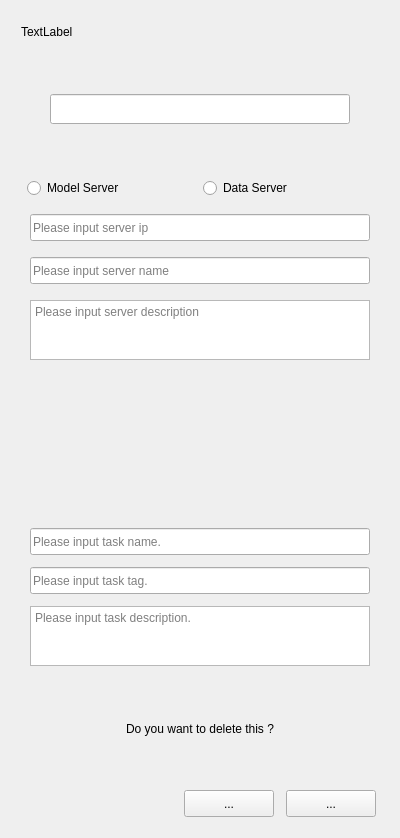
Before: the Qt Designer form OgmUI/ogmpopwidget.ui in SunsetFrost/ogms_desktop, drawn with Qt 5.
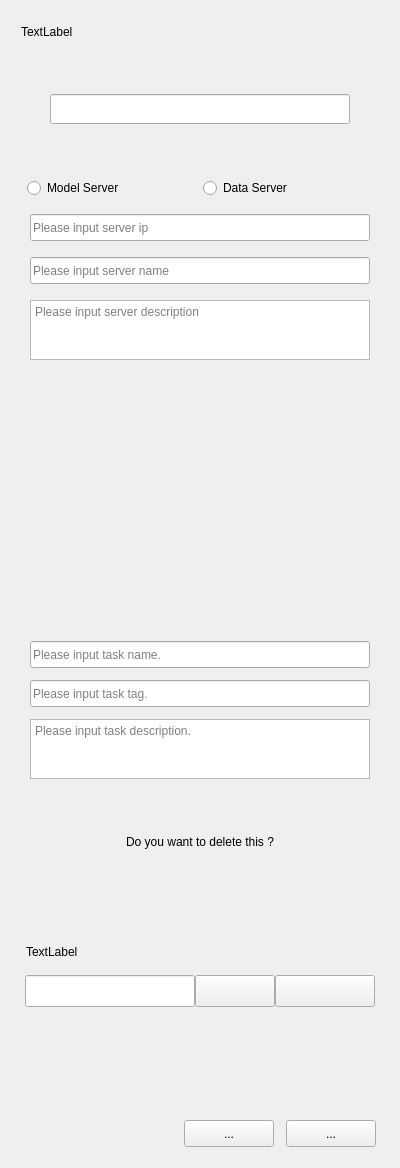
After: the same form once the commit is applied.

Commit message: model task 配置  运行 task prepare  to run 合并 server 页面 data部分

```diff
--- a/OgmUI/ogmpopwidget.ui
+++ b/OgmUI/ogmpopwidget.ui
@@ -7,7 +7,7 @@
     <x>0</x>
     <y>0</y>
     <width>400</width>
-    <height>838</height>
+    <height>1168</height>
    </rect>
   </property>
   <property name="sizePolicy">
@@ -624,6 +624,307 @@
      </layout>
     </widget>
    </item>
+   <item>
+    <widget class="QWidget" name="widgetPopConfigModelTaskData" native="true">
+     <property name="minimumSize">
+      <size>
+       <width>0</width>
+       <height>0</height>
+      </size>
+     </property>
+     <property name="maximumSize">
+      <size>
+       <width>16777215</width>
+       <height>16777215</height>
+      </size>
+     </property>
+     <layout class="QVBoxLayout" name="verticalLayout_6">
+      <property name="leftMargin">
+       <number>15</number>
+      </property>
+      <property name="topMargin">
+       <number>0</number>
+      </property>
+      <property name="rightMargin">
+       <number>15</number>
+      </property>
+      <property name="bottomMargin">
+       <number>0</number>
+      </property>
+      <item>
+       <widget class="QWidget" name="widget_10" native="true">
+        <property name="sizePolicy">
+         <sizepolicy hsizetype="Preferred" vsizetype="Fixed">
+          <horstretch>0</horstretch>
+          <verstretch>0</verstretch>
+         </sizepolicy>
+        </property>
+        <property name="minimumSize">
+         <size>
+          <width>0</width>
+          <height>35</height>
+         </size>
+        </property>
+        <property name="maximumSize">
+         <size>
+          <width>16777215</width>
+          <height>35</height>
+         </size>
+        </property>
+        <property name="statusTip">
+         <string>widget-miniTop</string>
+        </property>
+        <layout class="QHBoxLayout" name="horizontalLayout_14">
+         <property name="leftMargin">
+          <number>0</number>
+         </property>
+         <property name="topMargin">
+          <number>0</number>
+         </property>
+         <property name="rightMargin">
+          <number>0</number>
+         </property>
+         <property name="bottomMargin">
+          <number>0</number>
+         </property>
+         <item>
+          <widget class="QWidget" name="widgetPopTaskModelBtnGroup" native="true">
+           <property name="minimumSize">
+            <size>
+             <width>0</width>
+             <height>0</height>
+            </size>
+           </property>
+           <property name="maximumSize">
+            <size>
+             <width>16777215</width>
+             <height>16777215</height>
+            </size>
+           </property>
+           <layout class="QHBoxLayout" name="horizontalLayout_15">
+            <property name="leftMargin">
+             <number>0</number>
+            </property>
+            <property name="topMargin">
+             <number>0</number>
+            </property>
+            <property name="rightMargin">
+             <number>0</number>
+            </property>
+            <property name="bottomMargin">
+             <number>0</number>
+            </property>
+           </layout>
+          </widget>
+         </item>
+         <item>
+          <spacer name="horizontalSpacer_4">
+           <property name="orientation">
+            <enum>Qt::Horizontal</enum>
+           </property>
+           <property name="sizeHint" stdset="0">
+            <size>
+             <width>333</width>
+             <height>20</height>
+            </size>
+           </property>
+          </spacer>
+         </item>
+        </layout>
+       </widget>
+      </item>
+      <item>
+       <widget class="QWidget" name="widget_11" native="true">
+        <layout class="QVBoxLayout" name="verticalLayout_7">
+         <property name="leftMargin">
+          <number>1</number>
+         </property>
+         <property name="topMargin">
+          <number>1</number>
+         </property>
+         <property name="rightMargin">
+          <number>1</number>
+         </property>
+         <property name="bottomMargin">
+          <number>1</number>
+         </property>
+         <item>
+          <widget class="QWidget" name="widget_13" native="true">
+           <property name="sizePolicy">
+            <sizepolicy hsizetype="Preferred" vsizetype="Fixed">
+             <horstretch>0</horstretch>
+             <verstretch>0</verstretch>
+            </sizepolicy>
+           </property>
+           <property name="minimumSize">
+            <size>
+             <width>0</width>
+             <height>35</height>
+            </size>
+           </property>
+           <property name="maximumSize">
+            <size>
+             <width>16777215</width>
+             <height>35</height>
+            </size>
+           </property>
+           <layout class="QHBoxLayout" name="horizontalLayout_17">
+            <property name="leftMargin">
+             <number>1</number>
+            </property>
+            <property name="rightMargin">
+             <number>1</number>
+            </property>
+            <item>
+             <widget class="QLabel" name="lblPopEventDes">
+              <property name="statusTip">
+               <string>lbl-light</string>
+              </property>
+              <property name="text">
+               <string>TextLabel</string>
+              </property>
+             </widget>
+            </item>
+            <item>
+             <spacer name="horizontalSpacer_5">
+              <property name="orientation">
+               <enum>Qt::Horizontal</enum>
+              </property>
+              <property name="sizeHint" stdset="0">
+               <size>
+                <width>299</width>
+                <height>14</height>
+               </size>
+              </property>
+             </spacer>
+            </item>
+           </layout>
+          </widget>
+         </item>
+         <item>
+          <widget class="QWidget" name="widget_14" native="true">
+           <property name="minimumSize">
+            <size>
+             <width>0</width>
+             <height>32</height>
+            </size>
+           </property>
+           <property name="maximumSize">
+            <size>
+             <width>16777215</width>
+             <height>32</height>
+            </size>
+           </property>
+           <layout class="QHBoxLayout" name="horizontalLayout_16">
+            <property name="spacing">
+             <number>0</number>
+            </property>
+            <property name="leftMargin">
+             <number>0</number>
+            </property>
+            <property name="topMargin">
+             <number>0</number>
+            </property>
+            <property name="rightMargin">
+             <number>0</number>
+            </property>
+            <property name="bottomMargin">
+             <number>0</number>
+            </property>
+            <item>
+             <widget class="QLineEdit" name="txtPopEventFileName">
+              <property name="sizePolicy">
+               <sizepolicy hsizetype="Expanding" vsizetype="Expanding">
+                <horstretch>0</horstretch>
+                <verstretch>0</verstretch>
+               </sizepolicy>
+              </property>
+              <property name="statusTip">
+               <string>txt-ConfigDataTask</string>
+              </property>
+              <property name="readOnly">
+               <bool>true</bool>
+              </property>
+             </widget>
+            </item>
+            <item>
+             <widget class="QToolButton" name="btnPopUploadLocalData">
+              <property name="sizePolicy">
+               <sizepolicy hsizetype="Fixed" vsizetype="Expanding">
+                <horstretch>0</horstretch>
+                <verstretch>0</verstretch>
+               </sizepolicy>
+              </property>
+              <property name="minimumSize">
+               <size>
+                <width>80</width>
+                <height>0</height>
+               </size>
+              </property>
+              <property name="maximumSize">
+               <size>
+                <width>80</width>
+                <height>16777215</height>
+               </size>
+              </property>
+              <property name="statusTip">
+               <string>btn-diffcolor-square</string>
+              </property>
+              <property name="text">
+               <string/>
+              </property>
+             </widget>
+            </item>
+            <item>
+             <widget class="QToolButton" name="btnUploadRemoteData">
+              <property name="sizePolicy">
+               <sizepolicy hsizetype="Fixed" vsizetype="Expanding">
+                <horstretch>0</horstretch>
+                <verstretch>0</verstretch>
+               </sizepolicy>
+              </property>
+              <property name="minimumSize">
+               <size>
+                <width>100</width>
+                <height>0</height>
+               </size>
+              </property>
+              <property name="maximumSize">
+               <size>
+                <width>100</width>
+                <height>16777215</height>
+               </size>
+              </property>
+              <property name="statusTip">
+               <string>btn-diffcolor-square</string>
+              </property>
+              <property name="text">
+               <string/>
+              </property>
+             </widget>
+            </item>
+           </layout>
+          </widget>
+         </item>
+         <item>
+          <spacer name="verticalSpacer_4">
+           <property name="orientation">
+            <enum>Qt::Vertical</enum>
+           </property>
+           <property name="sizeHint" stdset="0">
+            <size>
+             <width>20</width>
+             <height>40</height>
+            </size>
+           </property>
+          </spacer>
+         </item>
+        </layout>
+       </widget>
+      </item>
+     </layout>
+    </widget>
+   </item>
    <item>
     <widget class="QWidget" name="widgetPopBtnGroup" native="true">
      <property name="sizePolicy">
```
The commit also changes 38 other files.
